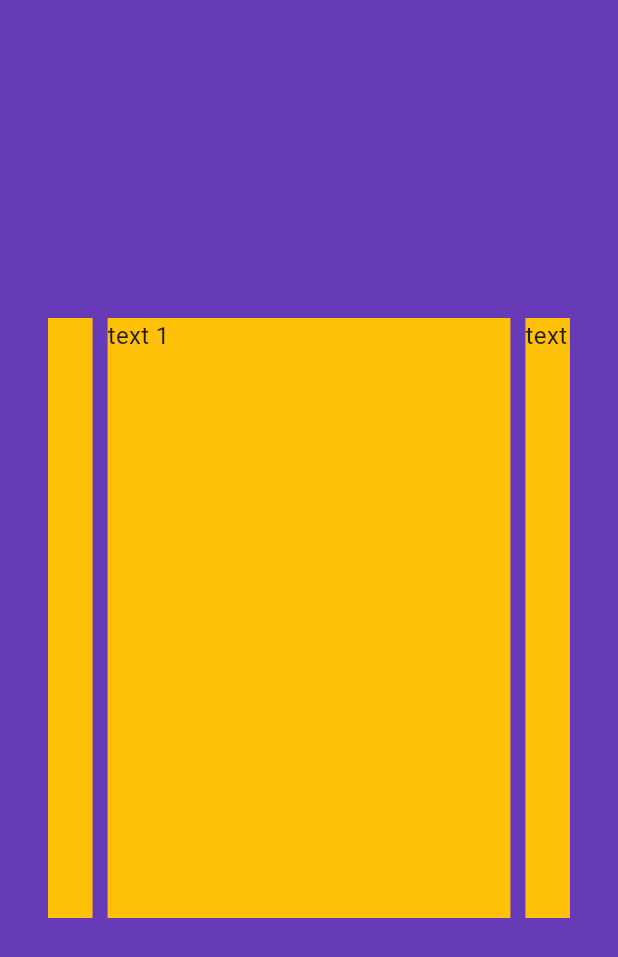
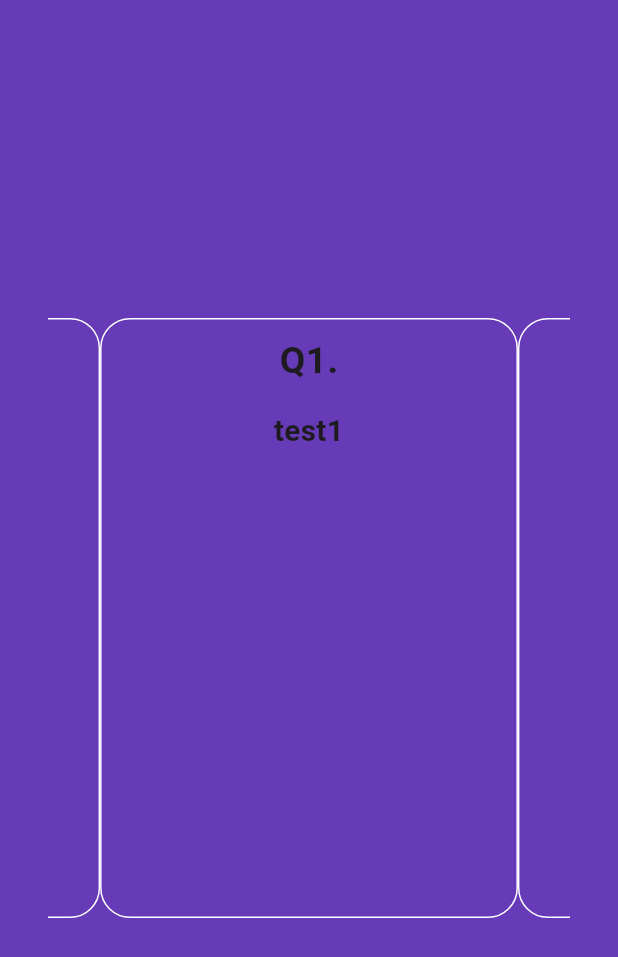
Before and after one commit to yellyB/flutter_practice, a Flutter app: the screen it shows after launch, after a tap on "지금 퀴즈 풀기", on a phone screen of 412 x 824 dp. Shown: the top 957 px of the screen. Run offline on Flutter 3.47's test engine with Material 3 defaults, Android fonts, the phone set to English and light mode, and no system bars; drawn by our look-alikes of auto_size_text, carousel_slider.

Commit message:
quiz style WIP

```diff
--- a/lib/screen/screen_home.dart
+++ b/lib/screen/screen_home.dart
@@ -12,17 +12,17 @@ class HomeScreen extends StatefulWidget {
 class _HomeScreenState extends State<HomeScreen> {
   List<Quiz> quizs = [
     Quiz.fromMap({
-      'title': 'test',
+      'title': 'test1',
       'candidates': ['a', 'b', 'c', 'd'],
       'answer': 0
     }),
     Quiz.fromMap({
-      'title': 'test',
+      'title': 'test2',
       'candidates': ['a', 'b', 'c', 'd'],
       'answer': 0
     }),
     Quiz.fromMap({
-      'title': 'test',
+      'title': 'test3',
       'candidates': ['a', 'b', 'c', 'd'],
       'answer': 0
     })
--- a/lib/screen/screen_quiz.dart
+++ b/lib/screen/screen_quiz.dart
@@ -1,3 +1,4 @@
+import 'package:auto_size_text/auto_size_text.dart';
 import 'package:carousel_slider/carousel_slider.dart';
 import 'package:flutter/material.dart';
 import 'package:quiz_app_test/model/model_quiz.dart';
@@ -33,25 +34,13 @@ class _QuizScreenState extends State<QuizScreen> {
             child: CarouselSlider(
               options: CarouselOptions(height: 400.0),
               // todo: _buildQuizCard 로 변경
-              items: [1, 2, 3, 4, 5].map((i) {
-                return Builder(
-                  builder: (BuildContext context) {
-                    return Container(
-                        width: MediaQuery.of(context).size.width,
-                        margin: const EdgeInsets.symmetric(
-                          horizontal: 5.0,
-                        ),
-                        decoration: const BoxDecoration(
-                          color: Colors.amber,
-                        ),
-                        child: Text(
-                          'text $i',
-                          style: const TextStyle(
-                            fontSize: 16.0,
-                          ),
-                        ));
-                  },
-                );
+              items: [
+                0,
+                1,
+                2,
+              ].map((index) {
+                return _buildQuizCard(
+                    index, widget.quizs[index], width, height);
               }).toList(),
               // itemBuilder: (BuildContext context, int index) {
               //   return _buildQuizCard(widget.quizs[index], width, height);
@@ -62,7 +51,7 @@ class _QuizScreenState extends State<QuizScreen> {
     );
   }
 
-  Widget _buildQuizCard(Quiz quiz, double width, double height) {
+  Widget _buildQuizCard(int index, Quiz quiz, double width, double height) {
     return Container(
       decoration: BoxDecoration(
         borderRadius: BorderRadius.circular(20),
@@ -74,7 +63,8 @@ class _QuizScreenState extends State<QuizScreen> {
           Container(
             padding: EdgeInsets.fromLTRB(0, width * 0.024, 0, width * 0.024),
             child: Text(
-              'Q${_currentIndex + 1}.',
+              // 'Q${_currentIndex + 1}.',
+              'Q${index + 1}.',
               style: TextStyle(
                 fontSize: width * 0.06,
                 fontWeight: FontWeight.bold,
@@ -84,27 +74,29 @@ class _QuizScreenState extends State<QuizScreen> {
           Container(
             width: width * 0.8,
             padding: EdgeInsets.only(top: width * 0.012),
-            child: Text(
-              quiz.title,
-            ),
+            child: AutoSizeText(quiz.title,
+                textAlign: TextAlign.center,
+                maxLines: 2,
+                style: TextStyle(
+                    fontSize: width * 0.048, fontWeight: FontWeight.bold)),
           ),
           Expanded(
             child: Container(),
           ),
-          Column(
-            children: _buildCandidates(width, quiz),
-          ),
+          // Column(
+          //   children: _buildCandidates(width, quiz),
+          // ),
         ],
       ),
     );
   }
 
-  List<Widget> _buildCandidates(double width, Quiz quiz) {
-    List<Widget> _children = [];
-    for (int i = 0; i < 4; i++) {
-      // _children.add();
-    }
+//   List<Widget> _buildCandidates(double width, Quiz quiz) {
+//     List<Widget> _children = [];
+//     for (int i = 0; i < 4; i++) {
+//       // _children.add();
+//     }
 
-    return '';
-  }
+//     return '';
+//   }
 }
--- a/pubspec.yaml
+++ b/pubspec.yaml
@@ -31,6 +31,7 @@ dependencies:
   flutter:
     sdk: flutter
   carousel_slider:
+  auto_size_text:
 
   # The following adds the Cupertino Icons font to your application.
   # Use with the CupertinoIcons class for iOS style icons.
```
Also changed, not shown: pubspec.lock.
